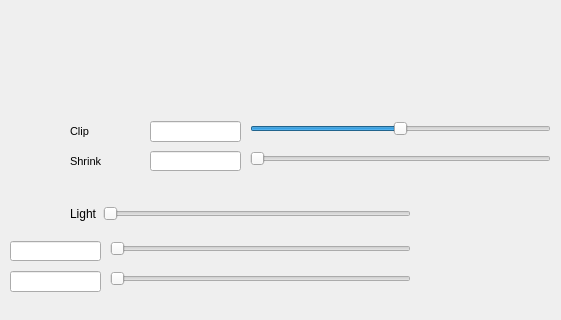
The window that Include/mainwindow.ui (toarukagakunoSirius/ModelLoader) describes before a commit, drawn with Qt 5; both pictures show x 0 to 561 and y 378 to 698 of the 994 by 698 pixel window.
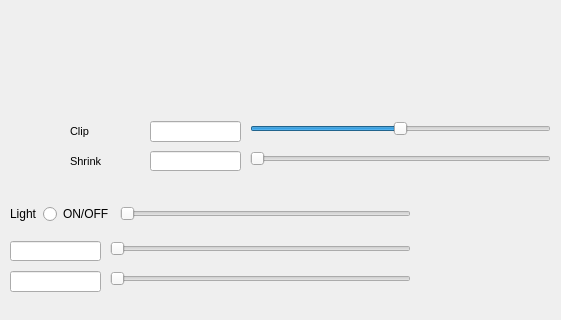
The same window after the commit. Icons and pictures are not drawn. Custom widgets are drawn as their Qt base class.

Commit message: Add Radio Button

The edit to the form file:
```diff
--- a/Include/mainwindow.ui
+++ b/Include/mainwindow.ui
@@ -372,15 +372,16 @@
    <widget class="QWidget" name="layoutWidget">
     <property name="geometry">
      <rect>
-      <x>70</x>
+      <x>10</x>
       <y>560</y>
-      <width>341</width>
+      <width>401</width>
       <height>26</height>
      </rect>
     </property>
     <layout class="QHBoxLayout" name="horizontalLayout_2">
      <item>
-      <layout class="QHBoxLayout" name="horizontalLayout">
+      <layout class="QHBoxLayout" name="horizontalLayout"/>
+     </item>
        <item>
         <widget class="QLabel" name="label">
          <property name="text">
@@ -388,7 +389,12 @@
          </property>
         </widget>
        </item>
-      </layout>
+     <item>
+      <widget class="QRadioButton" name="LightradioButton">
+       <property name="text">
+        <string>ON/OFF</string>
+       </property>
+      </widget>
      </item>
      <item>
       <widget class="QSlider" name="Light">
```
Lines whose indentation alone changed are shown as unchanged. The commit also changes 2 other files.
